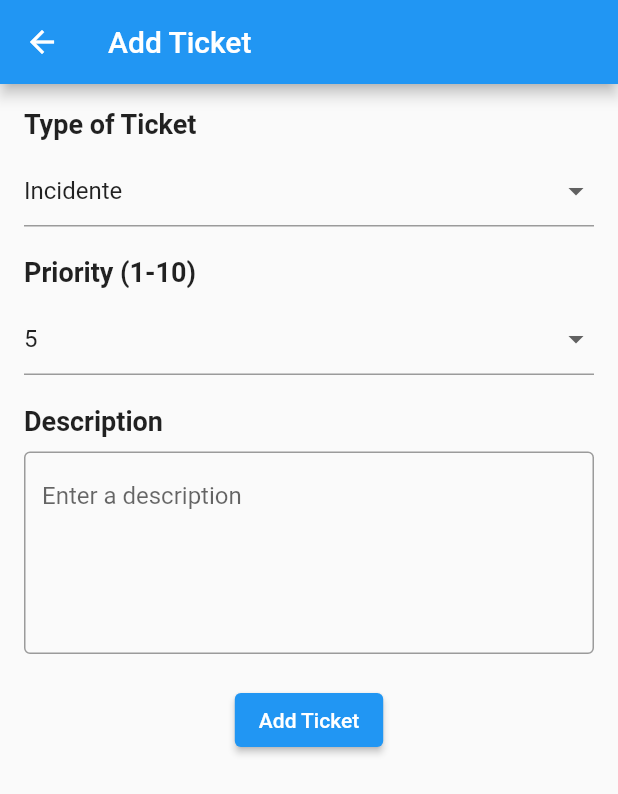
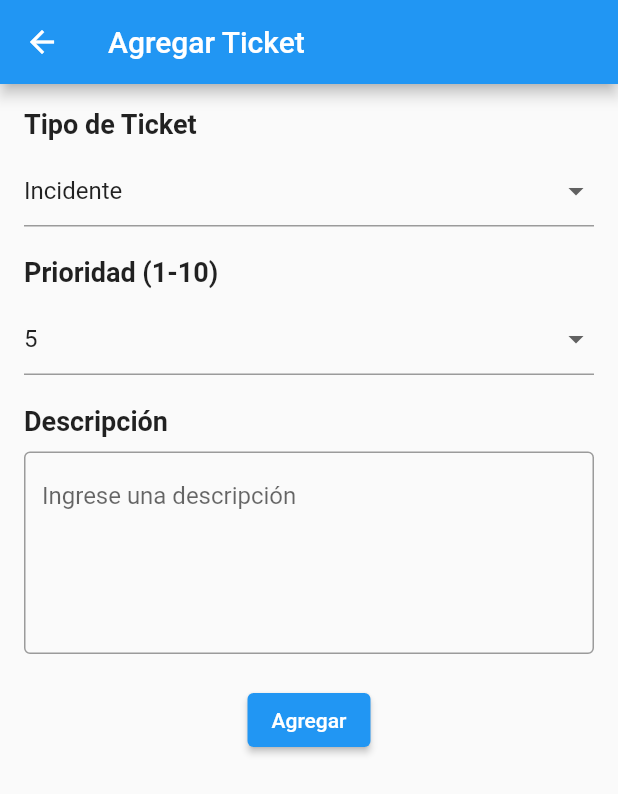
Before and after one commit to oxakromax/Frontend_UipathMonitor, a Flutter app: the ProcessesAddIncident screen opened directly with empty values, on a phone screen of 412 x 824 dp. Shown: the top 794 px of the screen. Run offline on Flutter 3.47's test engine with Material 2 defaults, Android fonts, the phone set to English and light mode, and no system bars; our stand-ins replace connectivity_plus, flutter_form_builder, form_builder_validators, shared_preferences; accounts and stored records are empty; network calls fail.

```diff
--- a/lib/pages/Dual/Processes/processes_add_incident.dart
+++ b/lib/pages/Dual/Processes/processes_add_incident.dart
@@ -45,13 +45,14 @@ class _ProcessesAddIncidentState extends State<ProcessesAddIncident> {
           })
         });
     selectedTypeOfIncident = typeofIncident.keys.first;
+    ticketPriority = widget.process.prioridad ?? 5;
   }
 
   @override
   Widget build(BuildContext context) {
     return Scaffold(
       appBar: AppBar(
-        title: Text('Add Ticket'),
+        title: const Text('Agregar Ticket'),
       ),
       body: SingleChildScrollView(
         // Wrap the content with SingleChildScrollView
@@ -62,11 +63,11 @@ class _ProcessesAddIncidentState extends State<ProcessesAddIncident> {
             child: Column(
               crossAxisAlignment: CrossAxisAlignment.start,
               children: <Widget>[
-                Text(
-                  'Type of Ticket',
+                const Text(
+                  'Tipo de Ticket',
                   style: TextStyle(fontSize: 18, fontWeight: FontWeight.bold),
                 ),
-                SizedBox(height: 10),
+                const SizedBox(height: 10),
                 DropdownButtonFormField<String>(
                   value: selectedTypeOfIncident,
                   onChanged: (String? newValue) {
@@ -88,12 +89,12 @@ class _ProcessesAddIncidentState extends State<ProcessesAddIncident> {
                     return null;
                   },
                 ),
-                SizedBox(height: 20),
-                Text(
-                  'Priority (1-10)',
+                const SizedBox(height: 20),
+                const Text(
+                  'Prioridad (1-10)',
                   style: TextStyle(fontSize: 18, fontWeight: FontWeight.bold),
                 ),
-                SizedBox(height: 10),
+                const SizedBox(height: 10),
                 DropdownButtonFormField<int>(
                   value: ticketPriority,
                   onChanged: (int? newValue) {
@@ -101,7 +102,7 @@ class _ProcessesAddIncidentState extends State<ProcessesAddIncident> {
                       ticketPriority = newValue!;
                     });
                   },
-                  hint: Text('1 = Lowest Priority, 10 = Critical'),
+                  hint: const Text('1 = Lowest Priority, 10 = Critical'),
                   items: List.generate(10, (index) => index + 1)
                       .map<DropdownMenuItem<int>>((int value) {
                     return DropdownMenuItem<int>(
@@ -116,21 +117,21 @@ class _ProcessesAddIncidentState extends State<ProcessesAddIncident> {
                     return null;
                   },
                 ),
-                SizedBox(height: 20),
-                Text(
-                  'Description',
+                const SizedBox(height: 20),
+                const Text(
+                  'Descripción',
                   style: TextStyle(fontSize: 18, fontWeight: FontWeight.bold),
                 ),
-                SizedBox(height: 10),
+                const SizedBox(height: 10),
                 TextFormField(
                   maxLines: 5,
-                  decoration: InputDecoration(
-                    hintText: 'Enter a description',
+                  decoration: const InputDecoration(
+                    hintText: 'Ingrese una descripción',
                     border: OutlineInputBorder(),
                   ),
                   validator: (value) {
                     if (value == null || value.isEmpty) {
-                      return 'Please enter a description';
+                      return 'Por favor ingrese una descripción';
                     }
                     return null;
                   },
@@ -138,7 +139,7 @@ class _ProcessesAddIncidentState extends State<ProcessesAddIncident> {
                     incidentDescription = value;
                   },
                 ),
-                SizedBox(height: 20),
+                const SizedBox(height: 20),
                 Center(
                   child: ElevatedButton(
                     onPressed: () {
@@ -155,7 +156,8 @@ class _ProcessesAddIncidentState extends State<ProcessesAddIncident> {
                         showDialog(
                             context: context,
                             builder: (BuildContext context) {
-                              return Center(child: CircularProgressIndicator());
+                              return const Center(
+                                  child: CircularProgressIndicator());
                             });
                         Future<Response> response =
                             apiProvider.addNewIncident(NewIncident);
@@ -169,14 +171,14 @@ class _ProcessesAddIncidentState extends State<ProcessesAddIncident> {
                                 context: context,
                                 builder: (BuildContext context) {
                                   return AlertDialog(
-                                    title: Text('Error'),
+                                    title: const Text('Error'),
                                     content: Text(value.body),
                                     actions: [
                                       TextButton(
                                         onPressed: () {
                                           Navigator.pop(context);
                                         },
-                                        child: Text('Ok'),
+                                        child: const Text('Ok'),
                                       ),
                                     ],
                                   );
@@ -185,7 +187,7 @@ class _ProcessesAddIncidentState extends State<ProcessesAddIncident> {
                         });
                       }
                     },
-                    child: Text('Add Ticket'),
+                    child: const Text('Agregar'),
                   ),
                 ),
               ],
```
